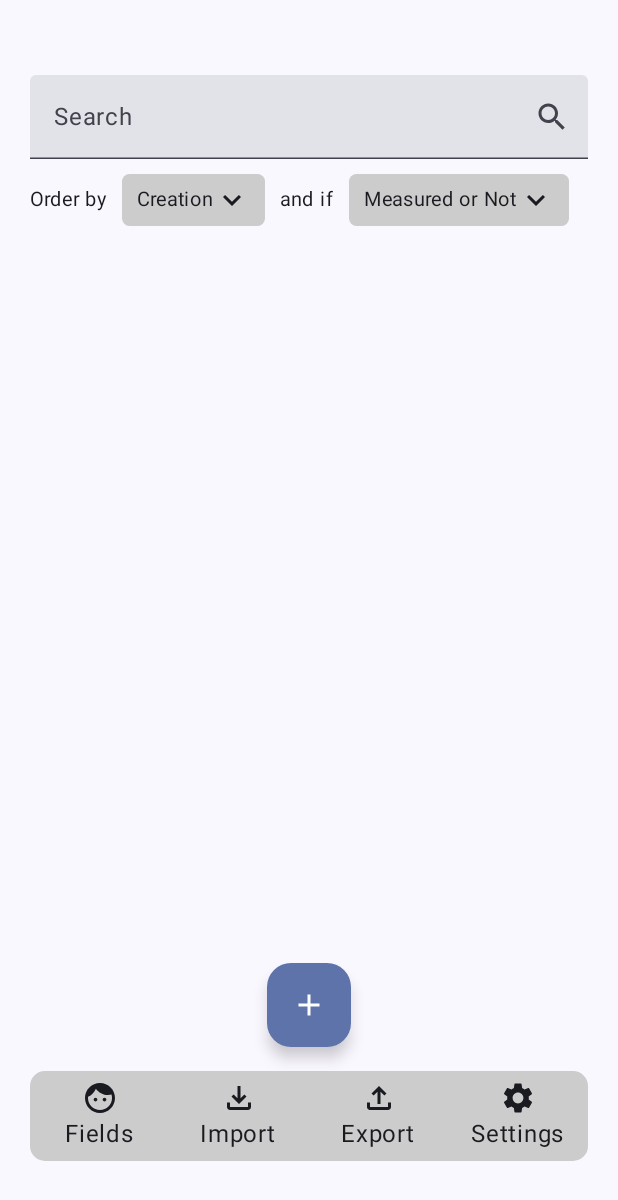
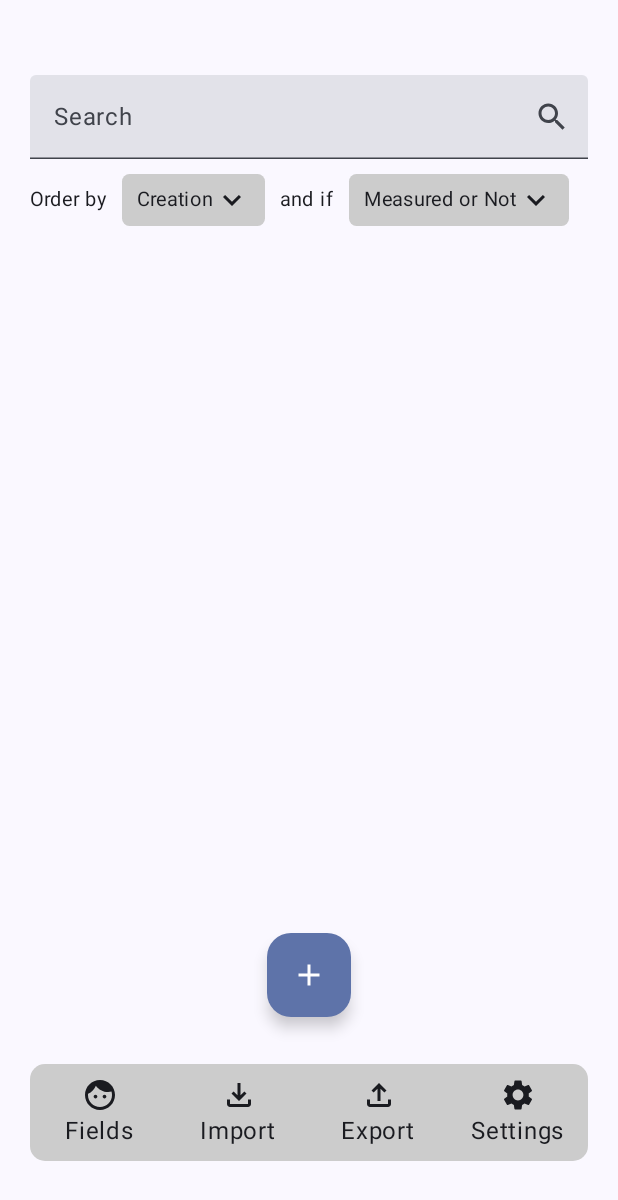
Before and after one commit to cromega08/Measurepedia, an Android app built with Jetpack Compose: the screen it shows after launch (HomeActivity), on a phone screen of 412 x 824 dp. Shown: the top 1200 px of the screen. Run offline under Robolectric (Android 15) with nearby library versions, the phone set to English and light mode, and no system bars; our stand-ins replace constraintlayout-compose; 1 statement that could not run was skipped.

Commit message:
style: update margins of the Footer UI

```diff
--- a/app/src/main/java/cromega/studio/measurepedia/ui/components/layouts/RowComponents.kt
+++ b/app/src/main/java/cromega/studio/measurepedia/ui/components/layouts/RowComponents.kt
@@ -22,8 +22,8 @@ fun GenericFooterRow(
         modifier =
         modifier
             .fillMaxWidth()
-            .heightIn(min = 1.dp, 110.dp)
-            .padding(top = 0.dp, bottom = 50.dp, start = 20.dp, end = 20.dp),
+            .heightIn(min = 1.dp, 130.dp)
+            .padding(top = 15.dp, bottom = 50.dp, start = 20.dp, end = 20.dp),
         horizontalArrangement = horizontalArrangement,
         verticalAlignment = verticalAlignment,
         content = content
```
